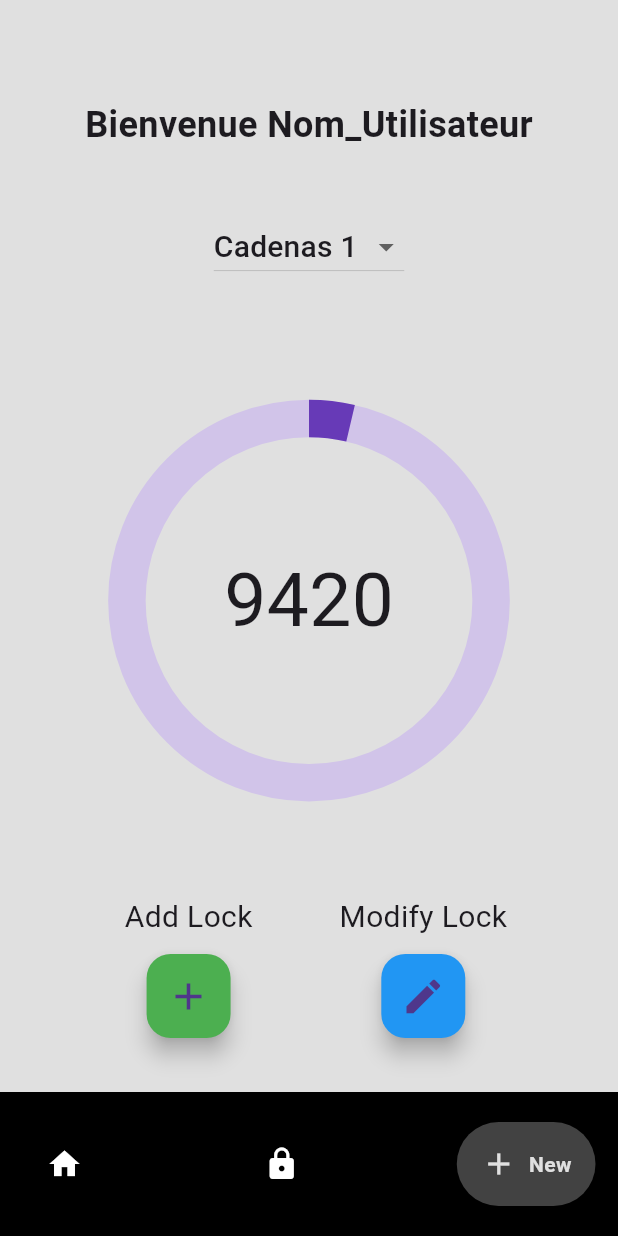
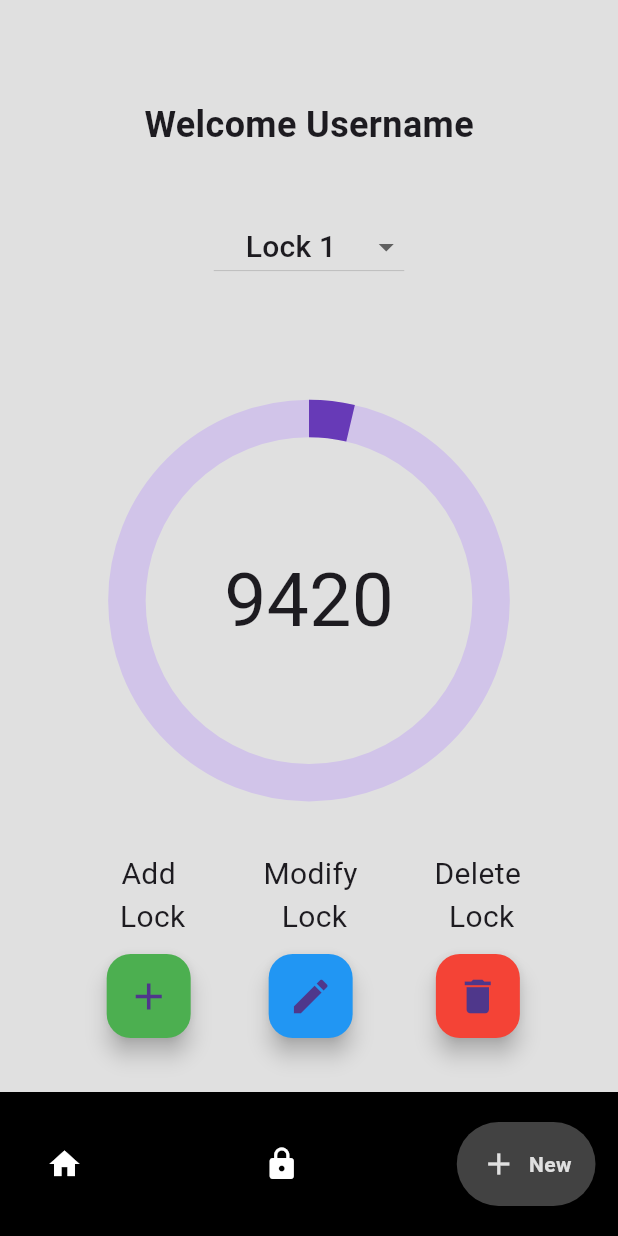
Before and after one commit to NicolasBadot/Internationnal-challenges, a Flutter app: the screen it shows after launch, item 3 of the bottom bar chosen, on a phone screen of 412 x 824 dp. Run offline on Flutter 3.47's test engine with Material 3 defaults, Android fonts, the phone set to English and light mode, and no system bars; drawn by our look-alikes of google_nav_bar, percent_indicator.

Commit message:
Traduction Anglais + Supprimer cadenas

```diff
--- a/lib/Pages/lock.dart
+++ b/lib/Pages/lock.dart
@@ -16,8 +16,8 @@ class _LockPageState extends State<LockPage> {
   late Timer _timer;
   String _code = '';
   double _percent = 1;
-  String _selectedLock = 'Cadenas 1';
-  List<String> _lockOptions = ['Cadenas 1', 'Cadenas 2', 'Cadenas 3'];
+  String _selectedLock = 'Lock 1';
+  List<String> _lockOptions = ['Lock 1', 'Lock 2', 'Lock 3'];
 
   @override
   void initState() {
@@ -68,7 +68,7 @@ class _LockPageState extends State<LockPage> {
                     mainAxisAlignment: MainAxisAlignment.center,
                     crossAxisAlignment: CrossAxisAlignment.center,
                     children: <Widget>[
-                      Text('Bienvenue Nom_Utilisateur',
+                      Text('Welcome Username',
                           style: TextStyle(
                               fontSize: 24, fontWeight: FontWeight.bold)),
                       SizedBox(height: 40.0),
@@ -83,7 +83,8 @@ class _LockPageState extends State<LockPage> {
                                       0.25, // Utilisez largeurEcran pour définir la largeur du Container
                                   child: Text(
                                     value,
-                                    style: TextStyle(fontSize: 20.0),
+                                    style: TextStyle(fontSize: 20.0,),
+                                    textAlign: TextAlign.center,
                                   )));
                         }).toList(),
                         onChanged: (String? newValue) {
@@ -119,7 +120,8 @@ class _LockPageState extends State<LockPage> {
             child: Padding(
               padding: EdgeInsets.only(
                   bottom: 20.0,
-                  left: largeurEcran * 0.1), // Ajoutez un espace en bas pour éviter que les boutons ne soient trop près du bord de l'écran
+                  left: largeurEcran *
+                      0.1), // Ajoutez un espace en bas pour éviter que les boutons ne soient trop près du bord de l'écran
               child: Row(
                 mainAxisAlignment: MainAxisAlignment.spaceEvenly,
                 children: <Widget>[
@@ -127,8 +129,9 @@ class _LockPageState extends State<LockPage> {
                     mainAxisSize: MainAxisSize.min,
                     children: <Widget>[
                       Text(
-                        'Add Lock',
+                        'Add \n Lock',
                         style: TextStyle(fontSize: 20.0),
+                        textAlign: TextAlign.center,
                       ),
                       SizedBox(
                           height:
@@ -151,8 +154,9 @@ class _LockPageState extends State<LockPage> {
                     mainAxisSize: MainAxisSize.min,
                     children: <Widget>[
                       Text(
-                        'Modify Lock',
+                        'Modify \n Lock',
                         style: TextStyle(fontSize: 20.0),
+                        textAlign: TextAlign.center,
                       ),
                       SizedBox(
                           height:
@@ -173,6 +177,59 @@ class _LockPageState extends State<LockPage> {
                       ),
                     ],
                   ),
+                  Column(
+                    mainAxisSize: MainAxisSize.min,
+                    children: <Widget>[
+                      Text(
+                        'Delete \n Lock',
+                        style: TextStyle(fontSize: 20.0),
+                        textAlign: TextAlign.center,
+                      ),
+                      SizedBox(
+                          height:
+                              10.0), // Espacement entre le texte et le bouton
+                      FloatingActionButton(
+                        onPressed: () {
+                          // Afficher une boîte de dialogue pour confirmer la suppression
+                          showDialog(
+                            context: context,
+                            builder: (BuildContext context) {
+                              return AlertDialog(
+                                title: Text('Delete the lock'),
+                                content: Text(
+                                    'Are you sure that you want to delete $_selectedLock ?'),
+                                actions: <Widget>[
+                                  TextButton(
+                                    child: Text('Cancel'),
+                                    onPressed: () {
+                                      Navigator.of(context).pop();
+                                    },
+                                  ),
+                                  TextButton(
+                                    child: Text('Delete'),
+                                    onPressed: () {
+                                      setState(() {
+                                        _lockOptions.remove(_selectedLock);
+                                        if (_lockOptions.isNotEmpty) {
+                                          _selectedLock = _lockOptions.first;
+                                        } else {
+                                          _selectedLock = '';
+                                        }
+                                      });
+                                      Navigator.of(context).pop();
+                                    },
+                                  ),
+                                ],
+                              );
+                            },
+                          );
+                        },
+                        child:
+                            Icon(Icons.delete, size: 30.0), // Icône plus grande
+                        backgroundColor: Colors.red,
+                      ),
+                    ],
+                  ),
                 ],
               ),
             ),
```
